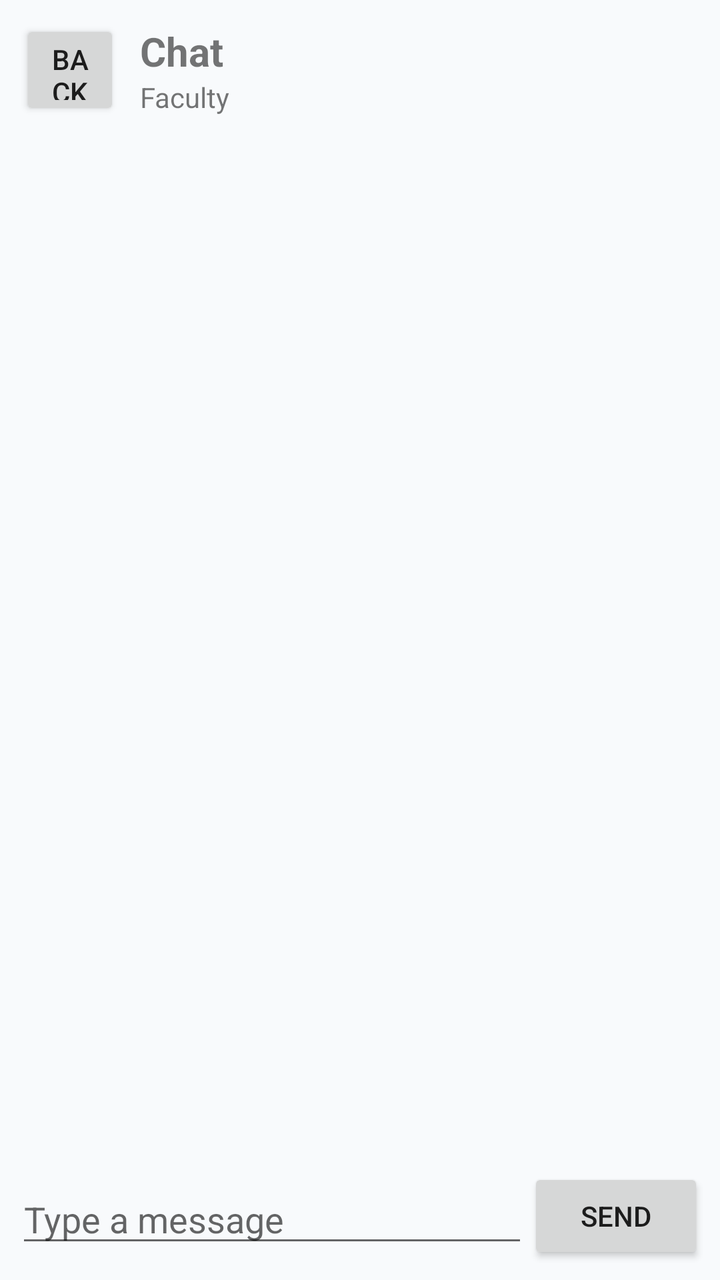
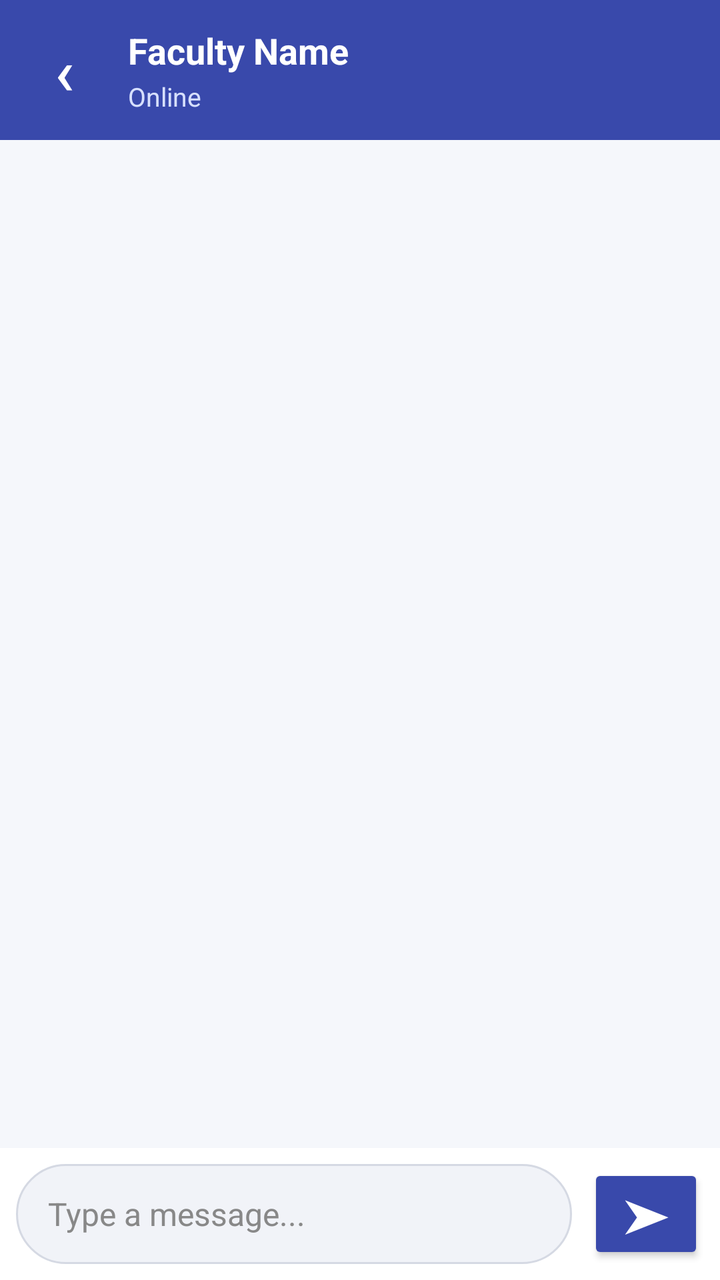

Compare the two renders of this Android layout. The source of the first and the diff that turns it into the second are given below.
<!-- AndroidManifest.xml: application theme Theme.DeptFlow -->
<!-- res/layout/activity_chat.xml -->
<?xml version="1.0" encoding="utf-8"?>
<LinearLayout xmlns:android="http://schemas.android.com/apk/res/android"
    android:layout_width="match_parent"
    android:layout_height="match_parent"
    android:orientation="vertical">

    

    <LinearLayout
        android:layout_width="match_parent"
        android:layout_height="wrap_content"
        android:orientation="horizontal"
        android:gravity="center_vertical"
        android:padding="10dp">

        <Button
            android:id="@+id/btnBack"
            android:layout_width="50dp"
            android:layout_height="50dp"
            android:text="Back" />

        <LinearLayout
            android:layout_width="0dp"
            android:layout_height="wrap_content"
            android:layout_weight="1"
            android:orientation="vertical"
            android:paddingStart="10dp">

            <TextView
                android:id="@+id/tvChatTitle"
                android:layout_width="wrap_content"
                android:layout_height="wrap_content"
                android:text="Chat"
                android:textSize="20sp"
                android:textStyle="bold" />

            <TextView
                android:id="@+id/tvStatus"
                android:layout_width="wrap_content"
                android:layout_height="wrap_content"
                android:text="Faculty"
                android:textSize="14sp" />

        </LinearLayout>

    </LinearLayout>

    

    <ScrollView
        android:id="@+id/scrollMessages"
        android:layout_width="match_parent"
        android:layout_height="0dp"
        android:layout_weight="1"
        android:fillViewport="true">

        <LinearLayout
            android:id="@+id/messageContainer"
            android:layout_width="match_parent"
            android:layout_height="wrap_content"
            android:orientation="vertical"
            android:padding="10dp" />

    </ScrollView>

    

    <LinearLayout
        android:layout_width="match_parent"
        android:layout_height="wrap_content"
        android:orientation="horizontal"
        android:gravity="center_vertical"
        android:padding="8dp">

        <EditText
            android:id="@+id/etMessage"
            android:layout_width="0dp"
            android:layout_height="wrap_content"
            android:layout_weight="1"
            android:hint="Type a message"
            android:inputType="text"
            android:maxLines="3" />

        <Button
            android:id="@+id/btnSend"
            android:layout_width="wrap_content"
            android:layout_height="wrap_content"
            android:text="Send" />

    </LinearLayout>

</LinearLayout>
<!-- resources referenced by this layout -->
<resources>
  <style name="Theme.DeptFlow" parent="Theme.MaterialComponents.DayNight.NoActionBar">
          
          <item name="colorPrimary">@color/primary</item>
          <item name="colorPrimaryVariant">@color/primary_dark</item>
          <item name="colorOnPrimary">@color/text_on_primary</item>
          
          <item name="colorSecondary">@color/accent</item>
          <item name="colorSecondaryVariant">@color/accent_light</item>
          <item name="colorOnSecondary">@color/text_on_primary</item>
          
          <item name="android:statusBarColor">@color/primary_dark</item>
          <item name="android:windowLightStatusBar" tools:targetApi="m">false</item>
          <item name="android:windowBackground">@color/background</item>
      </style>
  <color name="primary">#1E3A8A</color>
  <color name="primary_dark">#172554</color>
  <color name="text_on_primary">#FFFFFF</color>
  <color name="accent">#0D9488</color>
  <color name="accent_light">#14B8A6</color>
  <color name="background">#F8FAFC</color>
</resources>

<!-- the commit's change to res/layout/activity_chat.xml (unified diff, before → after) -->
@@ -2,90 +2,119 @@
 <LinearLayout xmlns:android="http://schemas.android.com/apk/res/android"
     android:layout_width="match_parent"
     android:layout_height="match_parent"
-    android:orientation="vertical">
+    android:orientation="vertical"
+    android:background="#F5F7FB">
 
     
-
     <LinearLayout
         android:layout_width="match_parent"
-        android:layout_height="wrap_content"
+        android:layout_height="70dp"
         android:orientation="horizontal"
         android:gravity="center_vertical"
-        android:padding="10dp">
+        android:paddingStart="8dp"
+        android:paddingEnd="16dp"
+        android:background="#3949AB">
 
         <Button
             android:id="@+id/btnBack"
-            android:layout_width="50dp"
-            android:layout_height="50dp"
-            android:text="Back" />
+            android:layout_width="48dp"
+            android:layout_height="48dp"
+            android:text="‹"
+            android:textSize="32sp"
+            android:textColor="#FFFFFF"
+            android:background="@android:color/transparent"
+            android:padding="0dp" />
 
         <LinearLayout
             android:layout_width="0dp"
             android:layout_height="wrap_content"
             android:layout_weight="1"
             android:orientation="vertical"
-            android:paddingStart="10dp">
+            android:paddingStart="8dp">
 
             <TextView
                 android:id="@+id/tvChatTitle"
-                android:layout_width="wrap_content"
+                android:layout_width="match_parent"
                 android:layout_height="wrap_content"
-                android:text="Chat"
-                android:textSize="20sp"
-                android:textStyle="bold" />
+                android:text="Faculty Name"
+                android:textColor="#FFFFFF"
+                android:textSize="18sp"
+                android:textStyle="bold"
+                android:maxLines="1"
+                android:ellipsize="end" />
 
             <TextView
                 android:id="@+id/tvStatus"
-                android:layout_width="wrap_content"
+                android:layout_width="match_parent"
                 android:layout_height="wrap_content"
-                android:text="Faculty"
-                android:textSize="14sp" />
+                android:text="Online"
+                android:textColor="#D7E0FF"
+                android:textSize="13sp"
+                android:layout_marginTop="2dp" />
 
         </LinearLayout>
 
     </LinearLayout>
 
     
-
     <ScrollView
         android:id="@+id/scrollMessages"
         android:layout_width="match_parent"
         android:layout_height="0dp"
         android:layout_weight="1"
-        android:fillViewport="true">
+        android:fillViewport="true"
+        android:paddingStart="8dp"
+        android:paddingEnd="8dp"
+        android:paddingTop="10dp"
+        android:paddingBottom="10dp"
+        android:overScrollMode="ifContentScrolls">
 
         <LinearLayout
             android:id="@+id/messageContainer"
             android:layout_width="match_parent"
             android:layout_height="wrap_content"
             android:orientation="vertical"
-            android:padding="10dp" />
+            android:gravity="top" />
 
     </ScrollView>
 
     
-
     <LinearLayout
         android:layout_width="match_parent"
         android:layout_height="wrap_content"
         android:orientation="horizontal"
         android:gravity="center_vertical"
-        android:padding="8dp">
+        android:padding="8dp"
+        android:background="#FFFFFF">
 
         <EditText
             android:id="@+id/etMessage"
             android:layout_width="0dp"
-            android:layout_height="wrap_content"
+            android:layout_height="50dp"
             android:layout_weight="1"
-            android:hint="Type a message"
-            android:inputType="text"
-            android:maxLines="3" />
+            android:hint="Type a message..."
+            android:textSize="16sp"
+            android:textColor="#222222"
+            android:textColorHint="#888888"
+            android:background="@drawable/bg_chat_input"
+            android:paddingStart="16dp"
+            android:paddingEnd="16dp"
+            android:paddingTop="8dp"
+            android:paddingBottom="8dp"
+            android:inputType="textCapSentences|textMultiLine"
+            android:maxLines="4" />
 
         <Button
             android:id="@+id/btnSend"
-            android:layout_width="wrap_content"
-            android:layout_height="wrap_content"
-            android:text="Send" />
+            android:layout_width="58dp"
+            android:layout_height="50dp"
+            android:layout_marginStart="8dp"
+            android:text="➤"
+            android:textSize="22sp"
+            android:textColor="#FFFFFF"
+            android:textStyle="bold"
+            android:backgroundTint="#3949AB"
+            android:contentDescription="Send message" />
 
     </LinearLayout>
 
<!-- resource entries referenced after the edit -->
@@ -1,5 +1,19 @@
 <!-- resources referenced by this layout -->
 <resources>
+  <!-- drawable bg_chat_input (drawable) -->
+  <?xml version="1.0" encoding="utf-8"?>
+  <shape xmlns:android="http://schemas.android.com/apk/res/android"
+      android:shape="rectangle">
+  
+      <solid android:color="#F1F3F8" />
+  
+      <stroke
+          android:width="1dp"
+          android:color="#D5D9E3" />
+  
+      <corners android:radius="25dp" />
+  
+  </shape>
   <style name="Theme.DeptFlow" parent="Theme.MaterialComponents.DayNight.NoActionBar">
           
           <item name="colorPrimary">@color/primary</item>
